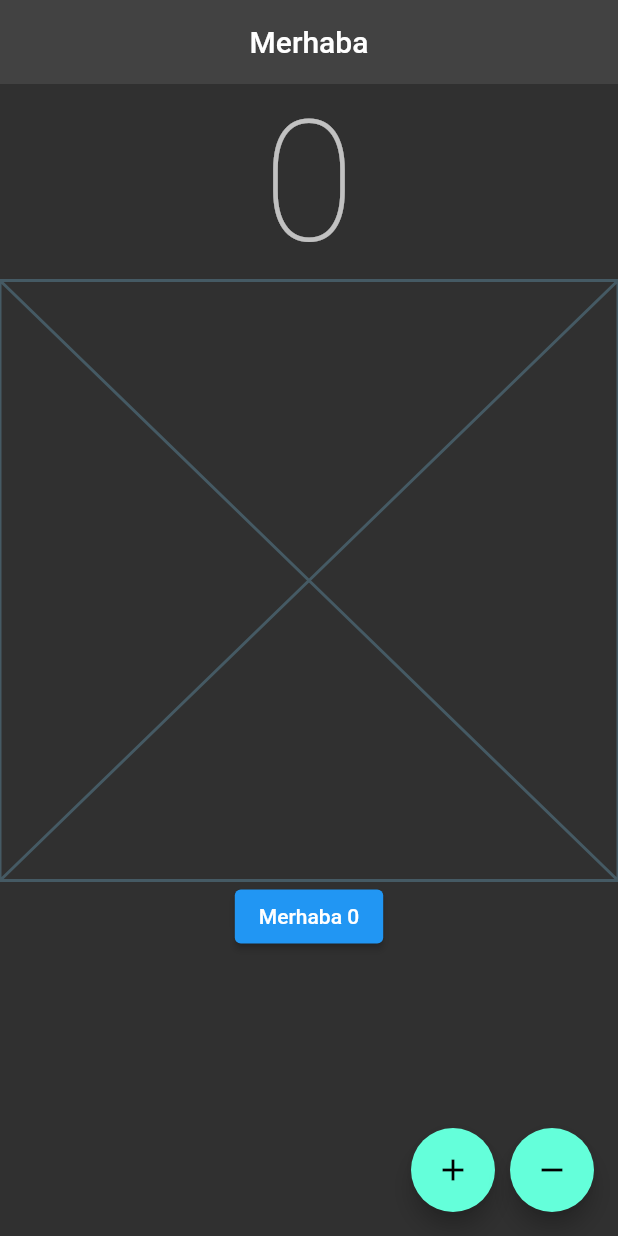
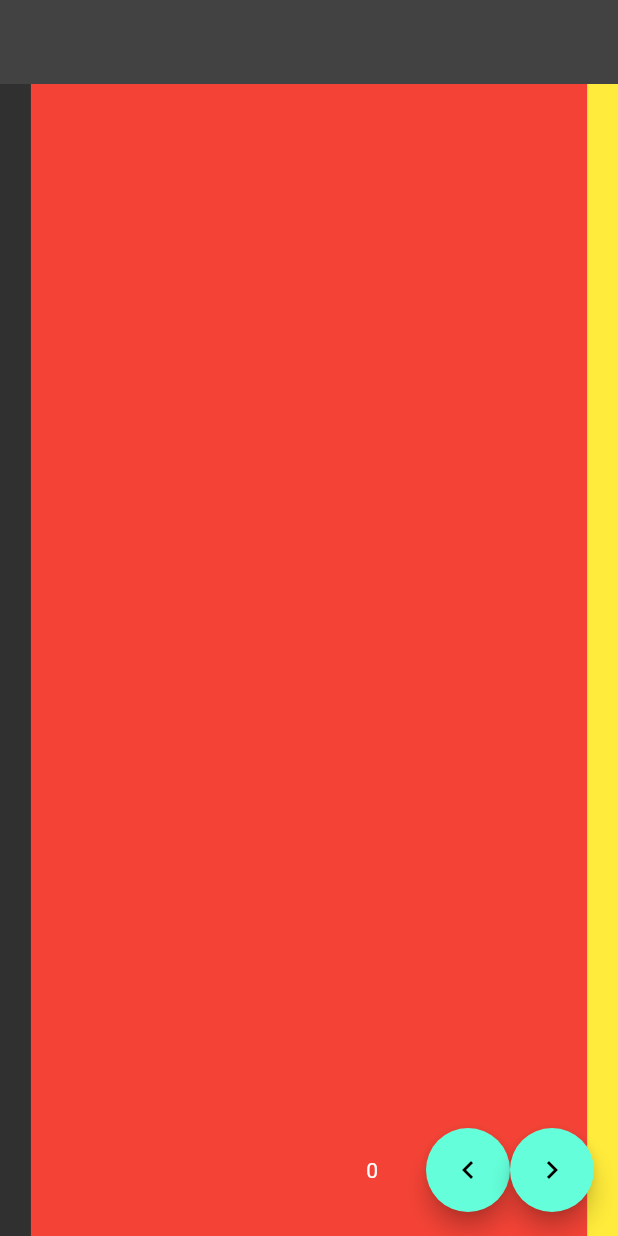
Before and after one commit to lezgintekay/LearningFlutter, a Flutter app: the screen it shows after launch, on a phone screen of 412 x 824 dp. Run offline on Flutter 3.47's test engine with Material 2 defaults, Android fonts, the phone set to English and light mode, and no system bars.

Commit message:
page view learn

```diff
--- /dev/null
+++ b/lib/101/page_view_learn.dart
@@ -0,0 +1,68 @@
+import 'package:flutter/material.dart';
+
+class PageViewLearn extends StatefulWidget {
+  const PageViewLearn({super.key});
+
+  @override
+  State<PageViewLearn> createState() => _PageViewLearnState();
+}
+
+class _PageViewLearnState extends State<PageViewLearn> {
+  final _pageController = PageController(viewportFraction: 0.9);
+  int _currentPageIndex = 0;
+
+  void _updatePageIndex(int index) {
+
+      setState(() {
+  _currentPageIndex = index ;
+});
+  }
+
+  @override
+  Widget build(BuildContext context) {
+    return Scaffold(
+      appBar: AppBar(),
+      floatingActionButton: Row(
+        mainAxisSize: MainAxisSize.min,
+        children: [
+          Text(_currentPageIndex.toString()),
+          Padding(
+            padding: const EdgeInsets.only(left: 32),
+            child:
+            FloatingActionButton(
+              onPressed: () {
+                _pageController.previousPage(
+                    duration: const Duration(seconds: 1),
+                    curve: Curves.slowMiddle);
+              },
+              child: const Icon(Icons.chevron_left),
+            ),
+          ),
+          FloatingActionButton(
+            onPressed: () {
+              _pageController.nextPage(
+                  duration: const Duration(seconds: 1),
+                  curve: Curves.slowMiddle);
+            },
+            child: const Icon(Icons.chevron_right),
+          ),
+        ],
+      ),
+      body: PageView(
+        controller: _pageController,
+        onPageChanged: _updatePageIndex,
+        children: [
+          Container(
+            color: Colors.red,
+          ),
+          Container(
+            color: Colors.yellow,
+          ),
+          Container(
+            color: Colors.green,
+          )
+        ],
+      ),
+    );
+  }
+}
--- a/lib/main.dart
+++ b/lib/main.dart
@@ -1,6 +1,6 @@
 import 'package:flutter/material.dart';
 import 'package:flutter/services.dart';
-import 'package:flutter_application_2/101/statefull_learn.dart';
+import 'package:flutter_application_2/101/page_view_learn.dart';
 
 
 
@@ -22,7 +22,7 @@ class MyApp extends StatelessWidget {
         systemOverlayStyle: SystemUiOverlayStyle.light,
         elevation: 0,
       )),
-      home: const StatefullLearn(),
+      home: const PageViewLearn(),
 
     );
   }
```
